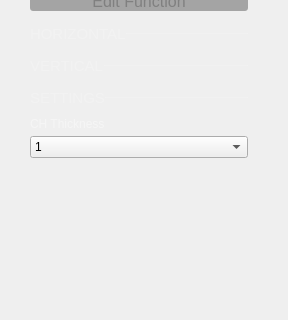
First picture: the form in ui/channel_settings.ui, repository analogdevicesinc/scopy, before the edit; both pictures show x 0 to 288 and y 120 to 440 of the 288 by 538 pixel window.
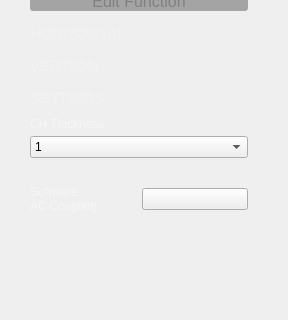
Second picture: the form after the edit. Custom widgets are drawn as their Qt base class.

Commit message:
Oscilloscope: Implement the AC Coupling feature.
Provide a switch for each channel to enable or disable this feature.

Patch:
```diff
--- a/ui/channel_settings.ui
+++ b/ui/channel_settings.ui
@@ -116,7 +116,7 @@
         <x>0</x>
         <y>0</y>
         <width>228</width>
-        <height>468</height>
+        <height>472</height>
        </rect>
       </property>
       <property name="sizePolicy">
@@ -577,10 +577,13 @@
          <property name="bottomMargin">
           <number>0</number>
          </property>
-         <property name="spacing">
+         <property name="horizontalSpacing">
           <number>0</number>
          </property>
-         <item row="1" column="0">
+         <property name="verticalSpacing">
+          <number>10</number>
+         </property>
+         <item row="1" column="0" colspan="2">
           <layout class="QVBoxLayout" name="vLayoutLineWidth">
            <property name="spacing">
             <number>0</number>
@@ -708,6 +711,48 @@
            </item>
           </layout>
          </item>
+         <item row="3" column="0" colspan="2">
+          <widget class="QWidget" name="wCoupling" native="true">
+           <layout class="QHBoxLayout" name="layCoupling">
+            <property name="leftMargin">
+             <number>0</number>
+            </property>
+            <property name="topMargin">
+             <number>10</number>
+            </property>
+            <property name="rightMargin">
+             <number>0</number>
+            </property>
+            <property name="bottomMargin">
+             <number>0</number>
+            </property>
+            <item>
+             <widget class="QLabel" name="label_2">
+              <property name="styleSheet">
+               <string notr="true">color: rgba(255, 255, 255, 102);</string>
+              </property>
+              <property name="text">
+               <string>Software
+AC Coupling</string>
+              </property>
+              <property name="alignment">
+               <set>Qt::AlignLeading|Qt::AlignLeft|Qt::AlignVCenter</set>
+              </property>
+             </widget>
+            </item>
+            <item>
+             <widget class="adiscope::CustomSwitch" name="btnCoupled">
+              <property name="text">
+               <string/>
+              </property>
+              <property name="checkable">
+               <bool>true</bool>
+              </property>
+             </widget>
+            </item>
+           </layout>
+          </widget>
+         </item>
         </layout>
        </item>
        <item>
@@ -729,6 +774,13 @@
    </item>
   </layout>
  </widget>
+ <customwidgets>
+  <customwidget>
+   <class>adiscope::CustomSwitch</class>
+   <extends>QPushButton</extends>
+   <header>customSwitch.hpp</header>
+  </customwidget>
+ </customwidgets>
  <resources/>
  <connections/>
 </ui>
```
The commit also changes 2 other files.
